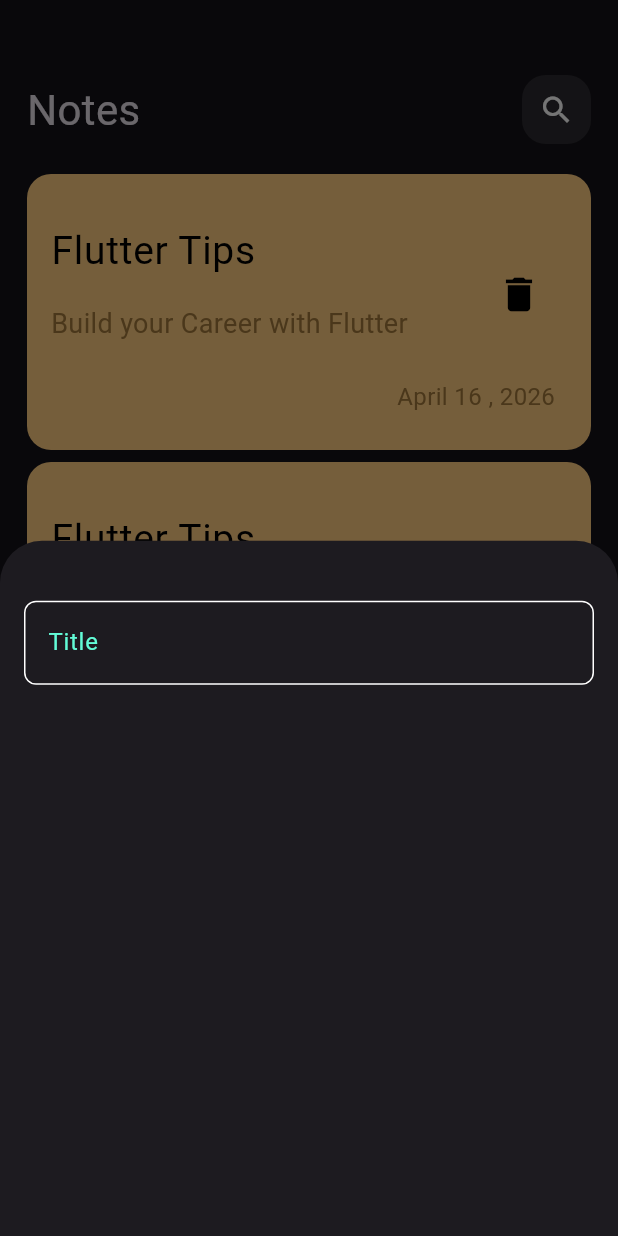
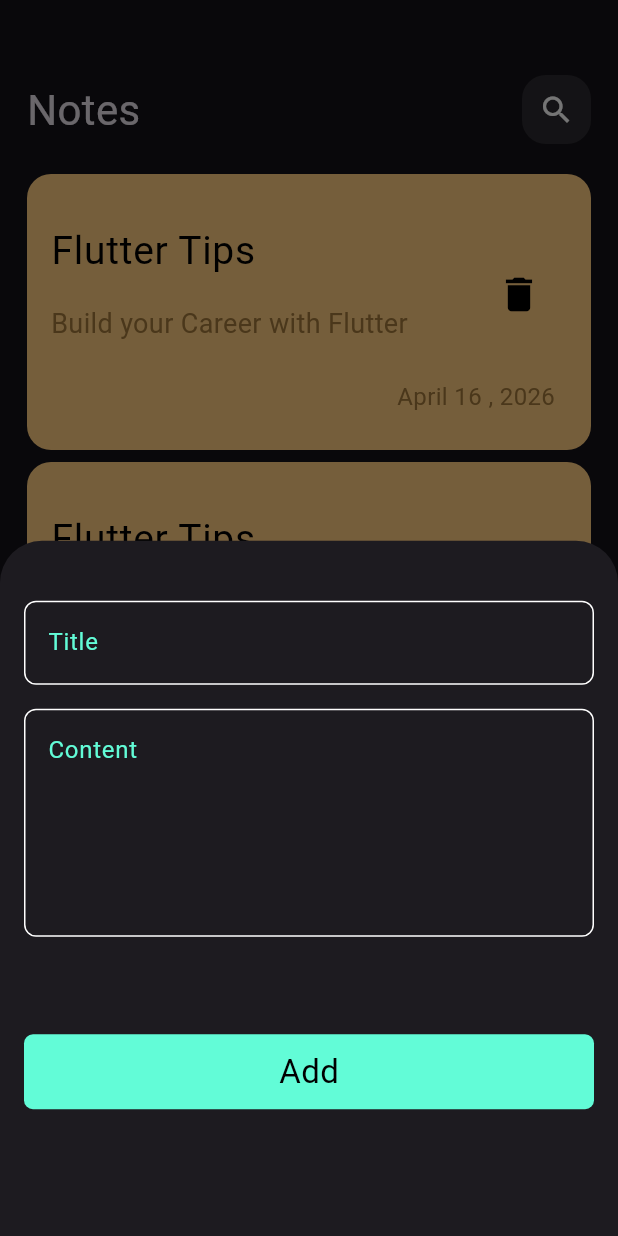
Before and after one commit to Osamah-Bawazir/note-app-flutter, a Flutter app: the screen it shows after launch, after a tap on the "add" icon, on a phone screen of 412 x 824 dp. Run offline on Flutter 3.47's test engine with Material 3 defaults, Android fonts, the phone set to English and light mode, and no system bars.

Commit message:
add field text and button to node buttom sheet

```diff
--- a/lib/widgets/add_note_button_sheet.dart
+++ b/lib/widgets/add_note_button_sheet.dart
@@ -1,4 +1,5 @@
 import 'package:flutter/material.dart';
+import 'package:note_app/widgets/custom_button.dart';
 import 'package:note_app/widgets/custom_text_field.dart';
 
 class AddNoteButtonSheet extends StatelessWidget {
@@ -9,9 +10,16 @@ class AddNoteButtonSheet extends StatelessWidget {
     return Padding(
       padding: const EdgeInsets.symmetric(horizontal: 16),
       child: Column(
-        children: [
+        children:  [
           SizedBox(height: 40,),
-          CustomTextField(),
+          CustomTextField(text: 'Title',),
+          SizedBox(height: 16,),
+          CustomTextField(text: 'Content', maxLines: 5,),
+          SizedBox(height: 50,),
+
+          CustomButton(text: 'Add')
+
+
         ],
       ),
     );
--- /dev/null
+++ b/lib/widgets/custom_button.dart
@@ -0,0 +1,34 @@
+import 'package:flutter/material.dart';
+import 'package:note_app/constants.dart';
+
+class CustomButton extends StatelessWidget {
+    CustomButton({super.key, this.onTap, required this.text});
+
+  VoidCallback? onTap;
+  final String text;
+
+  @override
+  Widget build(BuildContext context) {
+    return GestureDetector(
+      onTap: onTap ,
+      child: Container(
+        margin: EdgeInsets.only(top: 15),
+        decoration: BoxDecoration(
+          borderRadius: BorderRadius.circular(6),
+          color: kPrimaryColor
+
+        ),
+
+        height: 50,
+        width: double.infinity,
+
+        child: Center(
+          child: Text(
+            text,
+            style: TextStyle( fontSize: 22, color: Colors.black),
+          ),
+        ),
+      ),
+    );
+  }
+}
--- a/lib/widgets/custom_text_field.dart
+++ b/lib/widgets/custom_text_field.dart
@@ -2,26 +2,31 @@ import 'package:flutter/material.dart';
 import 'package:note_app/constants.dart';
 
 class CustomTextField extends StatelessWidget {
-  const CustomTextField({super.key});
+  const CustomTextField({super.key, required this.text, this.maxLines = 1});
+
+  final String text;
+  final int maxLines;
 
   @override
   Widget build(BuildContext context) {
     return TextField(
       cursorColor: kPrimaryColor,
+      maxLines: maxLines,
       decoration: InputDecoration(
-        hintText: 'Title',
+
+        hintText: text,
         hintStyle: const TextStyle(color: kPrimaryColor),
-        border:  buildBorder(),
+        border: buildBorder(),
         enabledBorder: buildBorder(),
-        focusedBorder: buildBorder(kPrimaryColor)
+        focusedBorder: buildBorder(kPrimaryColor),
       ),
     );
   }
 
   OutlineInputBorder buildBorder([color]) {
     return OutlineInputBorder(
-        borderRadius: BorderRadius.circular(8),
-        borderSide: BorderSide(color: color ?? Colors.white),
+      borderRadius: BorderRadius.circular(8),
+      borderSide: BorderSide(color: color ?? Colors.white),
     );
   }
 }
```
